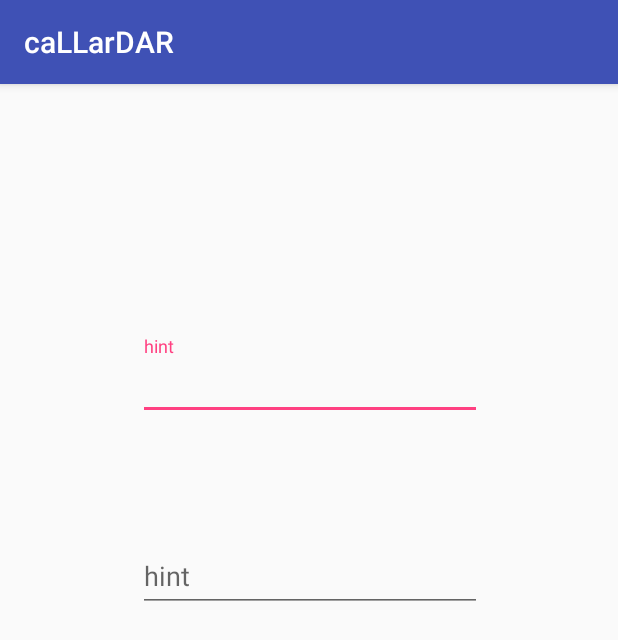
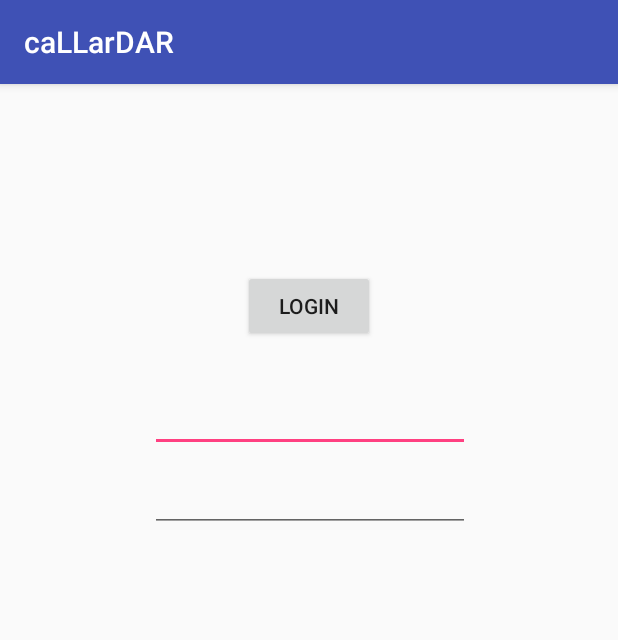
Before and after one commit to smkazun/COMS309_Project, an Android app: the screen it shows after launch (MainActivity), on a phone screen of 412 x 824 dp. Shown: the top 640 px of the screen. Run offline under Robolectric (Android 15) with nearby library versions, the phone set to English and light mode, and no system bars.

Commit message:
small change to fit for design, add login create

```diff
--- a/Experiments/Ili/app/src/main/java/com/example/admin/callardar/Algorithm.java
+++ b/Experiments/Ili/app/src/main/java/com/example/admin/callardar/Algorithm.java
@@ -44,12 +44,13 @@ public class Algorithm
         return j;
     }
 
-    public static TextView createTextField(Context classDOTthis, int startingX, int startingY, ViewGroup.LayoutParams params, int color, float visibility)
+    public static TextView createTextField(Context classDOTthis, String text, int startingX, int startingY, ViewGroup.LayoutParams params, int color, float visibility)
     {
         TextView tf = new TextView(classDOTthis);
         tf.setLayoutParams(params);
         tf.setBackgroundColor(color);
         tf.setAlpha(visibility);
+        tf.setText(text);
 
         tf.setX(startingX);
         tf.setY(startingY);
--- a/Experiments/Ili/app/src/main/java/com/example/admin/callardar/MainActivity.java
+++ b/Experiments/Ili/app/src/main/java/com/example/admin/callardar/MainActivity.java
@@ -7,19 +7,24 @@ import android.text.method.PasswordTransformationMethod;
 import android.view.View;
 import android.widget.Button;
 import android.widget.EditText;
+import android.widget.TextView;
 
 public class MainActivity extends AppCompatActivity {
 
     protected EditText account;
     private EditText password;
 
-    protected User user;
+    private TextView wrongMessage;
+
+    protected static User user;
 
     private Button LOGIN;
 
     /**
      *  get from database to determine the current account
-     *  and passWord if is match
+     *  and passWord if is match, if it is true, add the
+     *  calendar to the user by calling user.addCalender()
+     *
      * @param account
      * @param passWord
      * @return
@@ -27,6 +32,12 @@ public class MainActivity extends AppCompatActivity {
      */
     private boolean ifExist(final String account, final String passWord)
     {
+        if(account.equals("test") && passWord.equals(""))
+        {
+            user = new Admin("test","@");
+            return true;
+        }
+
         //toDO
         user = null;
 
@@ -35,13 +46,18 @@ public class MainActivity extends AppCompatActivity {
 
     private class OnClick implements View.OnClickListener
     {
-
         @Override
         public void onClick(View v)
         {
             if(ifExist( account.getText().toString(), password.getText().toString()))
             {
                 startActivity(new Intent(MainActivity.this,CalendarList.class));
+            }
+            else
+            {
+                System.out.println(account.getText().toString() + " + " +password.getText().toString());
+                wrongMessage.setVisibility(View.VISIBLE);
+                password.setText(new char[]{},0,0);
             }
         }
     }
@@ -52,10 +68,12 @@ public class MainActivity extends AppCompatActivity {
         super.onCreate(savedInstanceState);
         setContentView(R.layout.activity_main);
 
-        //toDO
-        LOGIN = findViewById(0);
-        account = findViewById(0);
-        password = findViewById(0);
+        LOGIN = findViewById(R.id.button_Login);
+        account = findViewById(R.id.acc);
+        password = findViewById(R.id.pass);
+
+        wrongMessage = findViewById(R.id.WrongMessage);
+        wrongMessage.setVisibility(View.INVISIBLE);
 
         password.setTransformationMethod(PasswordTransformationMethod.getInstance());
         LOGIN.setOnClickListener(new OnClick());
--- a/Experiments/Ili/app/src/main/java/com/example/admin/callardar/User.java
+++ b/Experiments/Ili/app/src/main/java/com/example/admin/callardar/User.java
@@ -1,4 +1,6 @@
 package com.example.admin.callardar;
+
+import java.util.ArrayList;
 
 public interface User
 {
@@ -17,11 +19,20 @@ public interface User
     String getEmail();
 
     /**
-     * get user's type
+     * get user's type in this calendar
      * @return
      */
 
-    UserType getType();
+    UserType getType(callenDar calender);
+
+    /**
+     *  add a new calendar to current user
+     * @param calender
+     */
+
+    void addCalender(callenDar calender);
+
+    callenDar[] getCalender();
 
     boolean equals(Object o);
 }
--- a/Experiments/Ili/app/src/main/res/layout/activity_main.xml
+++ b/Experiments/Ili/app/src/main/res/layout/activity_main.xml
@@ -2,7 +2,7 @@
 <android.support.constraint.ConstraintLayout xmlns:android="http://schemas.android.com/apk/res/android"
     xmlns:app="http://schemas.android.com/apk/res-auto"
     xmlns:tools="http://schemas.android.com/tools"
-    android:id="@+id/JPanel"
+    android:id="@+id/JFrame_activity_main"
     android:layout_width="match_parent"
     android:layout_height="match_parent"
     tools:context=".MainActivity">
@@ -12,45 +12,65 @@
         android:layout_height="402dp"
         android:layout_marginEnd="8dp"
         android:layout_marginStart="8dp"
-        android:layout_marginTop="72dp"
+        android:layout_marginTop="92dp"
         app:layout_constraintEnd_toEndOf="parent"
         app:layout_constraintHorizontal_bias="0.504"
         app:layout_constraintStart_toStartOf="parent"
         app:layout_constraintTop_toTopOf="parent">
 
-        <android.support.design.widget.TextInputLayout
-            android:id="@+id/textInputLayout"
-            android:layout_width="229dp"
-            android:layout_height="56dp"
+        <EditText
+            android:id="@+id/acc"
+            android:layout_width="wrap_content"
+            android:layout_height="wrap_content"
+            android:layout_marginBottom="8dp"
             android:layout_marginEnd="8dp"
             android:layout_marginStart="8dp"
-            android:layout_marginTop="96dp"
+            android:layout_marginTop="108dp"
+            android:ems="10"
+            android:inputType="textPersonName"
+            app:layout_constraintBottom_toBottomOf="parent"
             app:layout_constraintEnd_toEndOf="parent"
-            app:layout_constraintHorizontal_bias="0.0"
             app:layout_constraintStart_toStartOf="parent"
-            app:layout_constraintTop_toTopOf="parent">
+            app:layout_constraintTop_toTopOf="parent"
+            app:layout_constraintVertical_bias="0.0" />
 
-            <android.support.design.widget.TextInputEditText
-                android:layout_width="match_parent"
-                android:layout_height="match_parent"
-                android:hint="hint" />
-        </android.support.design.widget.TextInputLayout>
-
-        <android.support.design.widget.TextInputLayout
-            android:layout_width="229dp"
-            android:layout_height="56dp"
+        <EditText
+            android:id="@+id/pass"
+            android:layout_width="wrap_content"
+            android:layout_height="wrap_content"
             android:layout_marginEnd="8dp"
             android:layout_marginStart="8dp"
-            android:layout_marginTop="72dp"
+            android:layout_marginTop="8dp"
+            android:ems="10"
+            android:inputType="textPersonName"
             app:layout_constraintEnd_toEndOf="parent"
-            app:layout_constraintHorizontal_bias="1.0"
             app:layout_constraintStart_toStartOf="parent"
-            app:layout_constraintTop_toBottomOf="@+id/textInputLayout">
+            app:layout_constraintTop_toBottomOf="@+id/acc" />
 
-            <android.support.design.widget.TextInputEditText
-                android:layout_width="match_parent"
-                android:layout_height="match_parent"
-                android:hint="hint" />
-        </android.support.design.widget.TextInputLayout>
+        <Button
+            android:id="@+id/button_Login"
+            android:layout_width="wrap_content"
+            android:layout_height="wrap_content"
+            android:layout_marginBottom="28dp"
+            android:layout_marginEnd="8dp"
+            android:layout_marginStart="8dp"
+            android:text="Login"
+            app:layout_constraintBottom_toTopOf="@+id/acc"
+            app:layout_constraintEnd_toEndOf="@+id/pass"
+            app:layout_constraintHorizontal_bias="0.495"
+            app:layout_constraintStart_toStartOf="@+id/pass" />
+
+        <TextView
+            android:id="@+id/WrongMessage"
+            android:layout_width="121dp"
+            android:layout_height="24dp"
+            android:layout_marginEnd="8dp"
+            android:layout_marginStart="8dp"
+            android:text="Didn't match"
+            app:layout_constraintEnd_toEndOf="parent"
+            app:layout_constraintHorizontal_bias="0.497"
+            app:layout_constraintStart_toStartOf="parent"
+            tools:layout_editor_absoluteY="244dp" />
     </android.support.constraint.ConstraintLayout>
+
 </android.support.constraint.ConstraintLayout>
```
Also changed, not shown: Experiments/Ili/app/src/main/java/com/example/admin/callardar/Admin.java (added, +12 -0 lines), Experiments/Ili/app/src/main/java/com/example/admin/callardar/CalendarList.java (+65 -33 lines), Experiments/Ili/app/src/main/java/com/example/admin/callardar/Event.java (+7 -1 lines), Experiments/Ili/app/src/main/java/com/example/admin/callardar/abstractUser.java (+51 -2 lines), Experiments/Ili/app/src/main/java/com/example/admin/callardar/callenDar.java (+16 -3 lines), Experiments/Ili/app/src/main/res/layout/activity_calendar_list.xml (+73 -0 lines).
